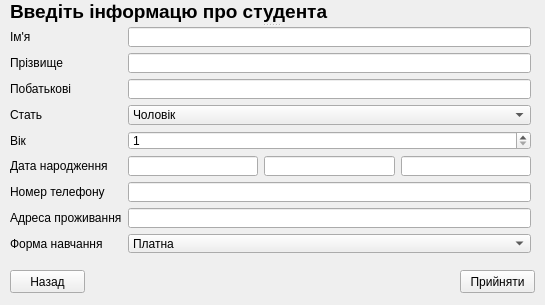
Before: the Qt Designer form addstudentform.ui in Shuna322/QtKyrsova, drawn with Qt 5.
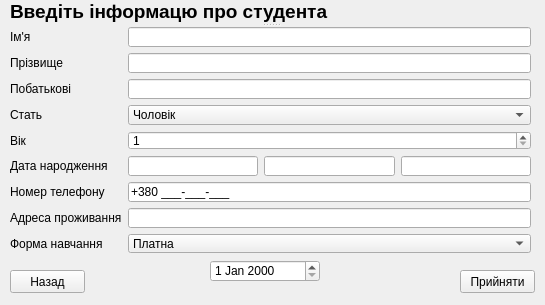
After: the same form once the commit is applied.

Commit message: Added showTable form, and some lineEdit mask to addstudent form

The edit to the form file:
```diff
--- a/addstudentform.ui
+++ b/addstudentform.ui
@@ -186,7 +186,14 @@
       <widget class="QLineEdit" name="lineEdit_4"/>
      </item>
      <item row="6" column="1" colspan="3">
-      <widget class="QLineEdit" name="lineEdit_7"/>
+      <widget class="QLineEdit" name="lineEdit_7">
+       <property name="inputMask">
+        <string>+38\0 999-999-999;_</string>
+       </property>
+       <property name="text">
+        <string>+380 --</string>
+       </property>
+      </widget>
      </item>
      <item row="8" column="1" colspan="3">
       <widget class="QComboBox" name="comboBox_2">
@@ -208,6 +215,16 @@
     </layout>
    </widget>
   </widget>
+  <widget class="QDateEdit" name="dateEdit">
+   <property name="geometry">
+    <rect>
+     <x>210</x>
+     <y>260</y>
+     <width>110</width>
+     <height>22</height>
+    </rect>
+   </property>
+  </widget>
  </widget>
  <resources/>
  <connections/>
```
Left out of the diff: 21 changed lines with no effect on the pictures. The commit also changes 6 other files.
